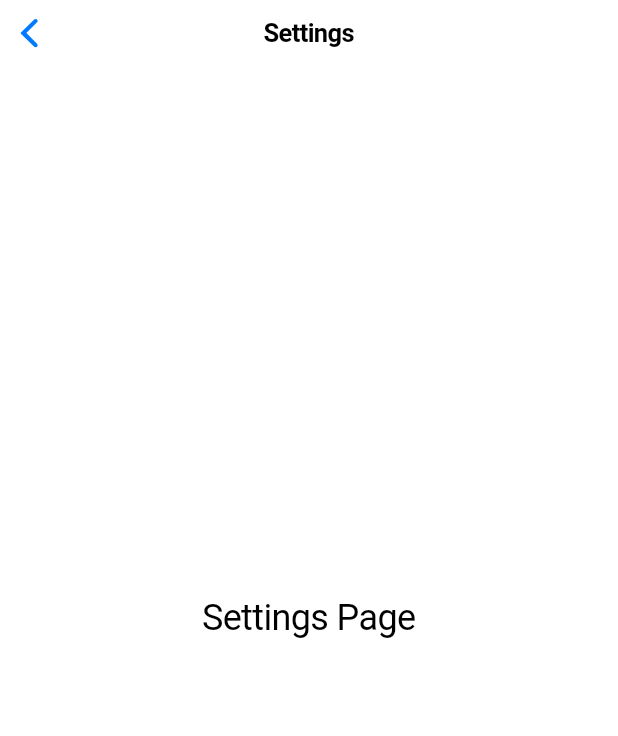
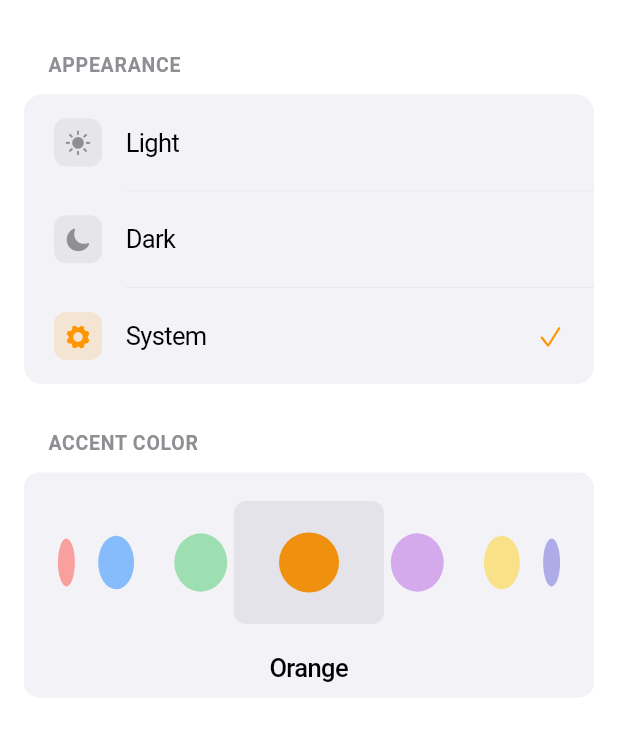
Before and after one commit to surtecha/karman, a Flutter app: the SettingsScreen screen opened directly, on a phone screen of 412 x 824 dp. Shown: the top 736 px of the screen. Run offline on Flutter 3.47's test engine with Material 3 defaults, Android fonts, the phone set to English and light mode, and no system bars; our stand-ins replace shared_preferences; accounts and stored records are empty; statements that could not run were skipped.

Commit message:
feat: settings page with theme and color selection

```diff
--- /dev/null
+++ b/lib/components/settings/accent_color_selector.dart
@@ -0,0 +1,114 @@
+import 'package:flutter/cupertino.dart';
+import 'package:karman/theme/theme_provider.dart';
+import 'package:karman/theme/color_scheme.dart';
+import 'package:provider/provider.dart';
+
+class AccentColorSelector extends StatefulWidget {
+  const AccentColorSelector({super.key});
+
+  @override
+  State<AccentColorSelector> createState() => _AccentColorSelectorState();
+}
+
+class _AccentColorSelectorState extends State<AccentColorSelector> {
+  late FixedExtentScrollController _controller;
+  late List<String> _colorNames;
+  int _selectedIndex = 0;
+
+  @override
+  void initState() {
+    super.initState();
+    _colorNames = AppColorScheme.accentColors.keys.toList();
+    final currentColorName = context.read<ThemeProvider>().accentColorName;
+    _selectedIndex = _colorNames.indexOf(currentColorName);
+    if (_selectedIndex == -1) _selectedIndex = 0;
+    _controller = FixedExtentScrollController(initialItem: _selectedIndex);
+  }
+
+  @override
+  void dispose() {
+    _controller.dispose();
+    super.dispose();
+  }
+
+  void _onSelectedItemChanged(int index) {
+    if (index != _selectedIndex) {
+      setState(() {
+        _selectedIndex = index;
+      });
+      context.read<ThemeProvider>().setAccentColor(_colorNames[index]);
+    }
+  }
+
+  @override
+  Widget build(BuildContext context) {
+    return Consumer<ThemeProvider>(
+      builder: (context, theme, child) {
+        return Column(
+          crossAxisAlignment: CrossAxisAlignment.start,
+          children: [
+            Padding(
+              padding: const EdgeInsets.only(left: 16, bottom: 12),
+              child: Text(
+                'ACCENT COLOR',
+                style: TextStyle(
+                  color: AppColorScheme.textSecondary(theme),
+                  fontSize: 13,
+                  fontWeight: FontWeight.w600,
+                  letterSpacing: 0.5,
+                ),
+              ),
+            ),
+            Container(
+              padding: const EdgeInsets.symmetric(vertical: 10),
+              decoration: BoxDecoration(
+                color: AppColorScheme.backgroundSecondary(theme),
+                borderRadius: BorderRadius.circular(10),
+              ),
+              child: Column(
+                children: [
+                  SizedBox(
+                    height: 100,
+                    child: RotatedBox(
+                      quarterTurns: 3,
+                      child: CupertinoPicker(
+                        scrollController: _controller,
+                        itemExtent: 100,
+                        onSelectedItemChanged: _onSelectedItemChanged,
+                        looping: true,
+                        diameterRatio: 1.5,
+                        children: _colorNames.map((colorName) {
+                          final color = AppColorScheme.accentColors[colorName]!
+                              .resolveFrom(context);
+                          return Container(
+                            width: 40,
+                            height: 40,
+                            margin: const EdgeInsets.symmetric(vertical: 10),
+                            decoration: BoxDecoration(
+                              color: color,
+                              shape: BoxShape.circle,
+                            ),
+                          );
+                        }).toList(),
+                      ),
+                    ),
+                  ),
+                  const SizedBox(height: 10),
+                  Text(
+                    _colorNames[_selectedIndex][0].toUpperCase() +
+                        _colorNames[_selectedIndex].substring(1),
+                    style: TextStyle(
+                      color: AppColorScheme.textPrimary(theme),
+                      fontSize: 17,
+                      fontWeight: FontWeight.w500,
+                    ),
+                  ),
+                ],
+              ),
+            ),
+          ],
+        );
+      },
+    );
+  }
+}
--- /dev/null
+++ b/lib/components/settings/appearance_selector.dart
@@ -0,0 +1,139 @@
+import 'package:flutter/cupertino.dart';
+import 'package:karman/theme/theme_provider.dart';
+import 'package:karman/theme/color_scheme.dart';
+import 'package:provider/provider.dart';
+
+class AppearanceSelector extends StatelessWidget {
+  const AppearanceSelector({super.key});
+
+  @override
+  Widget build(BuildContext context) {
+    return Consumer<ThemeProvider>(
+      builder: (context, theme, child) {
+        return Column(
+          crossAxisAlignment: CrossAxisAlignment.start,
+          children: [
+            Padding(
+              padding: const EdgeInsets.only(left: 16, bottom: 12),
+              child: Text(
+                'APPEARANCE',
+                style: TextStyle(
+                  color: AppColorScheme.textSecondary(theme),
+                  fontSize: 13,
+                  fontWeight: FontWeight.w600,
+                  letterSpacing: 0.5,
+                ),
+              ),
+            ),
+            Container(
+              decoration: BoxDecoration(
+                color: AppColorScheme.backgroundSecondary(theme),
+                borderRadius: BorderRadius.circular(12),
+              ),
+              child: Column(
+                children: [
+                  _buildThemeOption(
+                    theme,
+                    context,
+                    AppThemeMode.light,
+                    'Light',
+                    CupertinoIcons.sun_max_fill,
+                    isFirst: true,
+                  ),
+                  _buildDivider(theme),
+                  _buildThemeOption(
+                    theme,
+                    context,
+                    AppThemeMode.dark,
+                    'Dark',
+                    CupertinoIcons.moon_fill,
+                  ),
+                  _buildDivider(theme),
+                  _buildThemeOption(
+                    theme,
+                    context,
+                    AppThemeMode.system,
+                    'System',
+                    CupertinoIcons.gear_alt_fill,
+                    isLast: true,
+                  ),
+                ],
+              ),
+            ),
+          ],
+        );
+      },
+    );
+  }
+
+  Widget _buildThemeOption(
+      ThemeProvider theme,
+      BuildContext context,
+      AppThemeMode mode,
+      String title,
+      IconData icon, {
+        bool isFirst = false,
+        bool isLast = false,
+      }) {
+    final isSelected = theme.themeMode == mode;
+
+    return GestureDetector(
+      onTap: () => theme.setThemeMode(mode),
+      child: Container(
+        padding: const EdgeInsets.symmetric(horizontal: 20, vertical: 16),
+        decoration: BoxDecoration(
+          borderRadius: BorderRadius.vertical(
+            top: isFirst ? const Radius.circular(12) : Radius.zero,
+            bottom: isLast ? const Radius.circular(12) : Radius.zero,
+          ),
+        ),
+        child: Row(
+          children: [
+            Container(
+              width: 32,
+              height: 32,
+              decoration: BoxDecoration(
+                color: isSelected
+                    ? AppColorScheme.accent(theme, context).withOpacity(0.15)
+                    : AppColorScheme.backgroundTertiary(theme),
+                borderRadius: BorderRadius.circular(8),
+              ),
+              child: Icon(
+                icon,
+                size: 18,
+                color: isSelected
+                    ? AppColorScheme.accent(theme, context)
+                    : AppColorScheme.textSecondary(theme),
+              ),
+            ),
+            const SizedBox(width: 16),
+            Expanded(
+              child: Text(
+                title,
+                style: TextStyle(
+                  color: AppColorScheme.textPrimary(theme),
+                  fontSize: 17,
+                  fontWeight: FontWeight.w400,
+                ),
+              ),
+            ),
+            if (isSelected)
+              Icon(
+                CupertinoIcons.checkmark,
+                size: 18,
+                color: AppColorScheme.accent(theme, context),
+              ),
+          ],
+        ),
+      ),
+    );
+  }
+
+  Widget _buildDivider(ThemeProvider theme) {
+    return Container(
+      margin: const EdgeInsets.only(left: 68),
+      height: 0.5,
+      color: AppColorScheme.borderSubtle(theme),
+    );
+  }
+}
--- a/lib/screens/settings/settings_screen.dart
+++ b/lib/screens/settings/settings_screen.dart
@@ -1,20 +1,32 @@
 import 'package:flutter/cupertino.dart';
+import 'package:karman/components/settings/accent_color_selector.dart';
+import 'package:karman/components/settings/appearance_selector.dart';
+import 'package:karman/theme/theme_provider.dart';
+import 'package:karman/theme/color_scheme.dart';
+import 'package:provider/provider.dart';
 
 class SettingsScreen extends StatelessWidget {
   const SettingsScreen({super.key});
 
   @override
   Widget build(BuildContext context) {
-    return CupertinoPageScaffold(
-      navigationBar: CupertinoNavigationBar(
-        middle: Text('Settings'),
-      ),
-      child: Center(
-        child: Text(
-          'Settings Page',
-          style: TextStyle(fontSize: 24),
-        ),
-      ),
+    return Consumer<ThemeProvider>(
+      builder: (context, theme, child) {
+        return CupertinoPageScaffold(
+          backgroundColor: AppColorScheme.backgroundPrimary(theme),
+          child: SafeArea(
+            child: ListView(
+              padding: const EdgeInsets.all(16),
+              children: [
+                const SizedBox(height: 20),
+                const AppearanceSelector(),
+                const SizedBox(height: 32),
+                const AccentColorSelector(),
+              ],
+            ),
+          ),
+        );
+      },
     );
   }
 }
--- /dev/null
+++ b/lib/theme/color_scheme.dart
@@ -0,0 +1,95 @@
+import 'package:flutter/cupertino.dart';
+import 'theme_provider.dart';
+
+class AppColorScheme {
+  static Color backgroundPrimary(ThemeProvider theme) {
+    return theme.isDark ? CupertinoColors.black : CupertinoColors.white;
+  }
+
+  static Color backgroundSecondary(ThemeProvider theme) {
+    return theme.isDark
+        ? CupertinoColors.systemGrey6.darkColor
+        : CupertinoColors.systemGrey6.color;
+  }
+
+  static Color backgroundTertiary(ThemeProvider theme) {
+    return theme.isDark
+        ? CupertinoColors.systemGrey5.darkColor
+        : CupertinoColors.systemGrey5.color;
+  }
+
+  static Color surfaceElevated(ThemeProvider theme) {
+    return theme.isDark
+        ? CupertinoColors.systemGrey4.darkColor
+        : CupertinoColors.systemGrey5;
+  }
+
+  static Color textPrimary(ThemeProvider theme) {
+    return theme.isDark ? CupertinoColors.white : CupertinoColors.black;
+  }
+
+  static Color textSecondary(ThemeProvider theme) {
+    return theme.isDark
+        ? CupertinoColors.systemGrey.darkColor
+        : CupertinoColors.systemGrey.color;
+  }
+
+  static Color textTertiary(ThemeProvider theme) {
+    return theme.isDark
+        ? CupertinoColors.systemGrey2.darkColor
+        : CupertinoColors.systemGrey2.color;
+  }
+
+  static Color textDisabled(ThemeProvider theme) {
+    return theme.isDark
+        ? CupertinoColors.systemGrey4.darkColor
+        : CupertinoColors.systemGrey4.color;
+  }
+
+  static Color accent(ThemeProvider theme, BuildContext context) {
+    return theme.accentColor.resolveFrom(context);
+  }
+
+  static Color border(ThemeProvider theme) {
+    return theme.isDark
+        ? CupertinoColors.systemGrey4.darkColor
+        : CupertinoColors.systemGrey4.color;
+  }
+
+  static Color borderSubtle(ThemeProvider theme) {
+    return theme.isDark
+        ? CupertinoColors.systemGrey5.darkColor
+        : CupertinoColors.systemGrey5.color;
+  }
+
+  static Color separator(BuildContext context) {
+    return CupertinoColors.separator.resolveFrom(context);
+  }
+
+  static Color overlay(ThemeProvider theme) {
+    return theme.isDark
+        ? CupertinoColors.black.withValues(alpha: 0.6)
+        : CupertinoColors.black.withValues(alpha: 0.4);
+  }
+
+  static Color shadow(ThemeProvider theme) {
+    return theme.isDark
+        ? CupertinoColors.black.withValues(alpha: 0.3)
+        : CupertinoColors.black.withValues(alpha: 0.1);
+  }
+
+  static const Map<String, CupertinoDynamicColor> accentColors = {
+    'default': CupertinoDynamicColor.withBrightness(
+      color: Color(0xFF000000),
+      darkColor: Color(0xFFFFFFFF),
+    ),
+    'red': CupertinoColors.systemRed,
+    'blue': CupertinoColors.systemBlue,
+    'green': CupertinoColors.systemGreen,
+    'orange': CupertinoColors.systemOrange,
+    'purple': CupertinoColors.systemPurple,
+    'yellow': CupertinoColors.systemYellow,
+    'indigo': CupertinoColors.systemIndigo,
+    'cyan': CupertinoColors.systemCyan,
+  };
+}
--- /dev/null
+++ b/lib/theme/theme_provider.dart
@@ -0,0 +1,93 @@
+import 'package:flutter/cupertino.dart';
+import 'package:shared_preferences/shared_preferences.dart';
+import 'color_scheme.dart';
+
+enum AppThemeMode { light, dark, system }
+
+class ThemeProvider extends ChangeNotifier {
+  static const String _themeKey = 'theme_mode';
+  static const String _accentColorKey = 'accent_color';
+
+  AppThemeMode _themeMode = AppThemeMode.system;
+  String _accentColorName = 'orange';
+  bool _isInitialized = false;
+  Brightness? _systemBrightness;
+
+  AppThemeMode get themeMode => _themeMode;
+  String get accentColorName => _accentColorName;
+  bool get isInitialized => _isInitialized;
+
+  bool get isDark {
+    switch (_themeMode) {
+      case AppThemeMode.light:
+        return false;
+      case AppThemeMode.dark:
+        return true;
+      case AppThemeMode.system:
+        return _systemBrightness == Brightness.dark;
+    }
+  }
+
+  CupertinoDynamicColor get accentColor => AppColorScheme.accentColors[_accentColorName] ?? CupertinoColors.systemOrange;
+
+  void updateSystemBrightness(Brightness brightness) {
+    if (_systemBrightness != brightness) {
+      _systemBrightness = brightness;
+      if (_themeMode == AppThemeMode.system) {
+        notifyListeners();
+      }
+    }
+  }
+
+  Future<void> initialize() async {
+    if (_isInitialized) return;
+
+    final prefs = await SharedPreferences.getInstance();
+
+    final savedTheme = prefs.getString(_themeKey);
+    if (savedTheme != null) {
+      switch (savedTheme) {
+        case 'light':
+          _themeMode = AppThemeMode.light;
+          break;
+        case 'dark':
+          _themeMode = AppThemeMode.dark;
+          break;
+        case 'system':
+          _themeMode = AppThemeMode.system;
+          break;
+      }
+    }
+
+    final savedAccent = prefs.getString(_accentColorKey);
+    if (savedAccent != null && AppColorScheme.accentColors.containsKey(savedAccent)) {
+      _accentColorName = savedAccent;
+    }
+
+    _isInitialized = true;
+    notifyListeners();
+  }
+
+  Future<void> setThemeMode(AppThemeMode mode) async {
+    if (_themeMode == mode) return;
+
+    _themeMode = mode;
+    final prefs = await SharedPreferences.getInstance();
+    await prefs.setString(_themeKey, mode.name);
+    notifyListeners();
+  }
+
+  Future<void> setAccentColor(String colorName) async {
+    if (_accentColorName == colorName || !AppColorScheme.accentColors.containsKey(colorName)) return;
+
+    _accentColorName = colorName;
+    final prefs = await SharedPreferences.getInstance();
+    await prefs.setString(_accentColorKey, colorName);
+    notifyListeners();
+  }
+
+  Future<void> toggleTheme() async {
+    final newMode = isDark ? AppThemeMode.light : AppThemeMode.dark;
+    await setThemeMode(newMode);
+  }
+}
```
